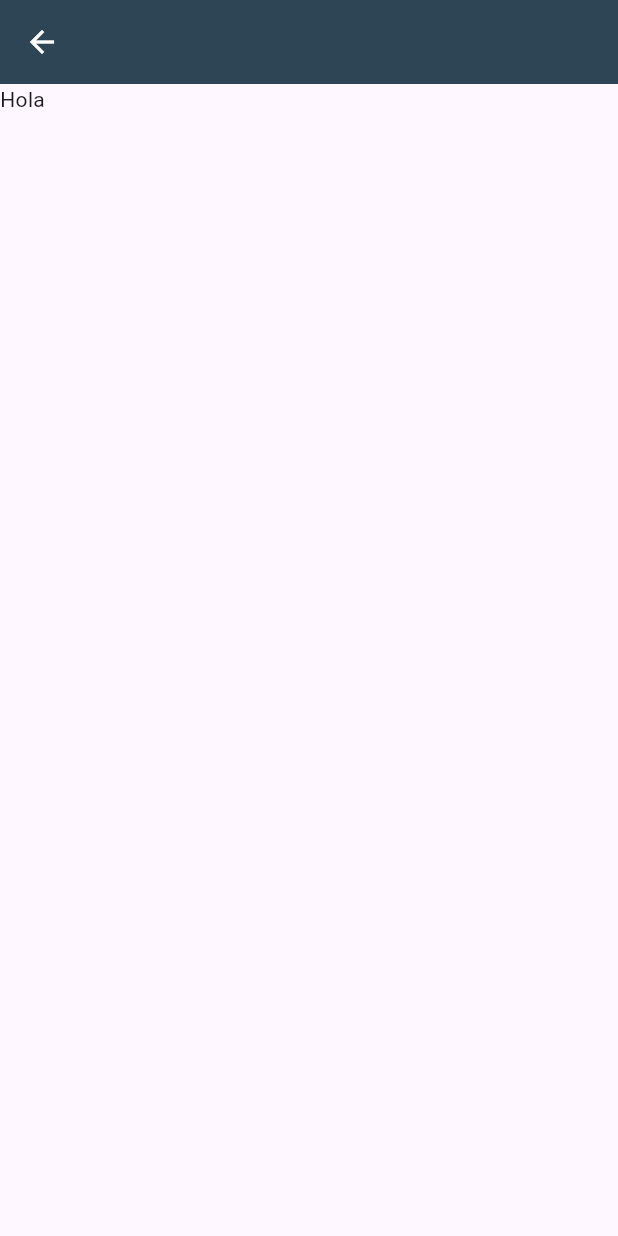
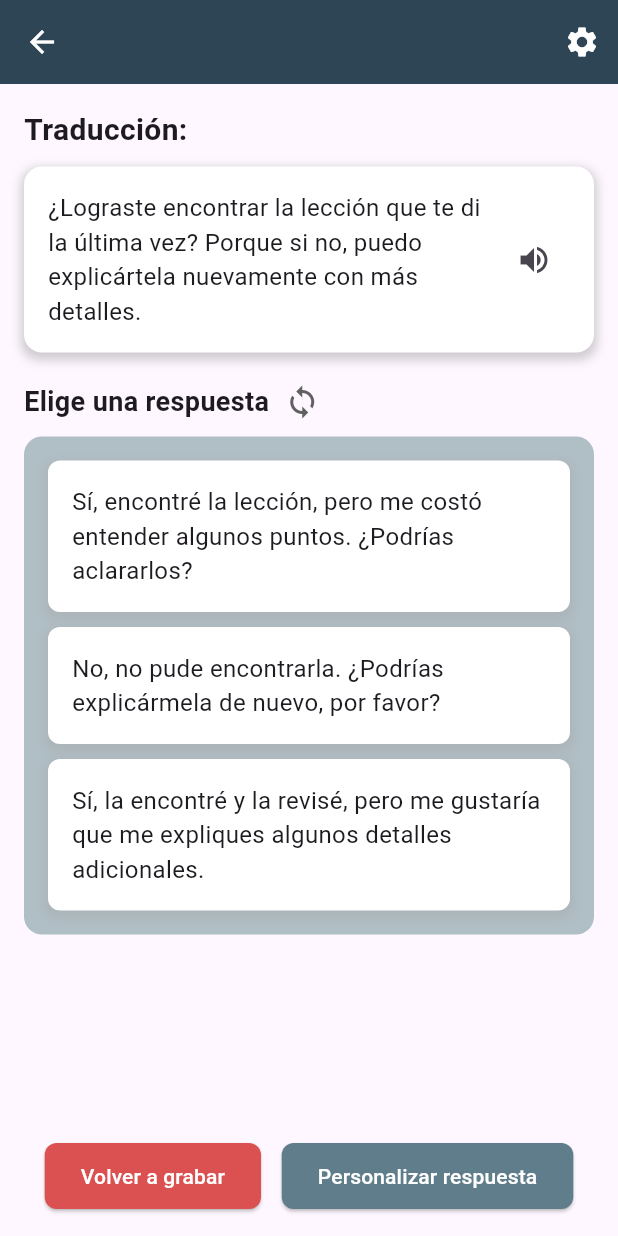
Before and after one commit to QuipuTalk/mobile, a Flutter app: the AnswerScreen screen opened directly, on a phone screen of 412 x 824 dp. Run offline on Flutter 3.47's test engine with Material 3 defaults, Android fonts, the phone set to English and light mode, and no system bars; our stand-ins replace camera, connectivity_plus, permission_handler, video_player; missing offline and left inert: video_trimmer.

Commit message:
feat: simple structure for answer screen

```diff
--- a/lib/screens/answer/answer_screen.dart
+++ b/lib/screens/answer/answer_screen.dart
@@ -12,14 +12,146 @@ class _AnswerScreenState extends State<AnswerScreen> {
   Widget build(BuildContext context) {
     return Scaffold(
       appBar: AppBar(
-      iconTheme: const IconThemeData(
-        color: Colors.white
+        iconTheme: const IconThemeData(
+          color: Colors.white,
+        ),
+        backgroundColor: const Color(0xFF2D4554),
+        actions: [
+          IconButton(
+            icon: const Icon(Icons.settings),
+            onPressed: () {},
+          ),
+        ],
       ),
-      backgroundColor: const Color(0xFF2D4554) ,
+      body: Padding(
+        padding: const EdgeInsets.all(16.0),
+        child: Column(
+          crossAxisAlignment: CrossAxisAlignment.start,
+          children: [
+            const Text(
+              'Traducción:',
+              style: TextStyle(
+                fontSize: 20,
+                fontWeight: FontWeight.bold,
+              ),
+            ),
+            const SizedBox(height: 10),
+            Container(
+              padding: const EdgeInsets.all(16.0),
+              decoration: BoxDecoration(
+                color: Colors.white,
+                borderRadius: BorderRadius.circular(12),
+                boxShadow: [
+                  BoxShadow(
+                    color: Colors.grey.withOpacity(0.5),
+                    spreadRadius: 2,
+                    blurRadius: 5,
+                    offset: const Offset(0, 3),
+                  ),
+                ],
+              ),
+              child: Row(
+                mainAxisAlignment: MainAxisAlignment.spaceBetween,
+                children: [
+                  const Expanded(
+                    child: Text(
+                      '¿Lograste encontrar la lección que te di la última vez? Porque si no, puedo explicártela nuevamente con más detalles.',
+                      style: TextStyle(fontSize: 16),
+                    ),
+                  ),
+                  IconButton(
+                    icon: const Icon(Icons.volume_up),
+                    onPressed: () {},
+                  ),
+                ],
+              ),
+            ),
+            const SizedBox(height: 20),
+            Row(
+              children: [
+                const Text(
+                  'Elige una respuesta',
+                  style: TextStyle(
+                    fontSize: 18,
+                    fontWeight: FontWeight.bold,
+                  ),
+                ),
+                const SizedBox(width: 10),
+                Icon(
+                  Icons.sync,
+                  color: Colors.grey[700],
+                ),
+              ],
+            ),
+            const SizedBox(height: 10),
+            Container(
+              padding: const EdgeInsets.all(16.0),
+              decoration: BoxDecoration(
+                color: const Color(0xFFB0BEC5),
+                borderRadius: BorderRadius.circular(12),
+              ),
+              child: Column(
+                children: [
+                  _buildOption('Sí, encontré la lección, pero me costó entender algunos puntos. ¿Podrías aclararlos?'),
+                  const SizedBox(height: 10),
+                  _buildOption('No, no pude encontrarla. ¿Podrías explicármela de nuevo, por favor?'),
+                  const SizedBox(height: 10),
+                  _buildOption('Sí, la encontré y la revisé, pero me gustaría que me expliques algunos detalles adicionales.'),
+                ],
+              ),
+            ),
+            const Spacer(),
+            Row(
+              mainAxisAlignment: MainAxisAlignment.spaceEvenly,
+              children: [
+                ElevatedButton(
+                  onPressed: () {},
+                  style: ElevatedButton.styleFrom(
+                    backgroundColor: const Color(0xFFDB5050),
+                    padding: const EdgeInsets.symmetric(horizontal: 24, vertical: 12),
+                    shape: RoundedRectangleBorder(
+                      borderRadius: BorderRadius.circular(8),
+                    ),
+                  ),
+                  child: const Text('Volver a grabar', style: TextStyle(color: Colors.white)),
+                ),
+                ElevatedButton(
+                  onPressed: () {},
+                  style: ElevatedButton.styleFrom(
+                    backgroundColor: const Color(0xFF607D8B),
+                    padding: const EdgeInsets.symmetric(horizontal: 24, vertical: 12),
+                    shape: RoundedRectangleBorder(
+                      borderRadius: BorderRadius.circular(8),
+                    ),
+                  ),
+                  child: const Text('Personalizar respuesta', style: TextStyle(color: Colors.white)),
+                ),
+              ],
+            ),
+          ],
+        ),
+      ),
+    );
+  }
 
+  Widget _buildOption(String text) {
+    return Container(
+      padding: const EdgeInsets.all(16.0),
+      decoration: BoxDecoration(
+        color: Colors.white,
+        borderRadius: BorderRadius.circular(8),
+        boxShadow: [
+          BoxShadow(
+            color: Colors.grey.withOpacity(0.3),
+            spreadRadius: 2,
+            blurRadius: 5,
+            offset: const Offset(0, 3),
+          ),
+        ],
       ),
-      body: Container(
-        child: const Text("Hola"),
+      child: Text(
+        text,
+        style: const TextStyle(fontSize: 16),
       ),
     );
   }
--- a/pubspec.yaml
+++ b/pubspec.yaml
@@ -43,6 +43,7 @@ dependencies:
   file_picker: ^8.1.3
   permission_handler: ^10.2.0
   connectivity_plus: ^3.0.0
+  flutter_tts: ^3.0.0
 
 dev_dependencies:
   flutter_test:
```
Also changed, not shown: pubspec.lock.
